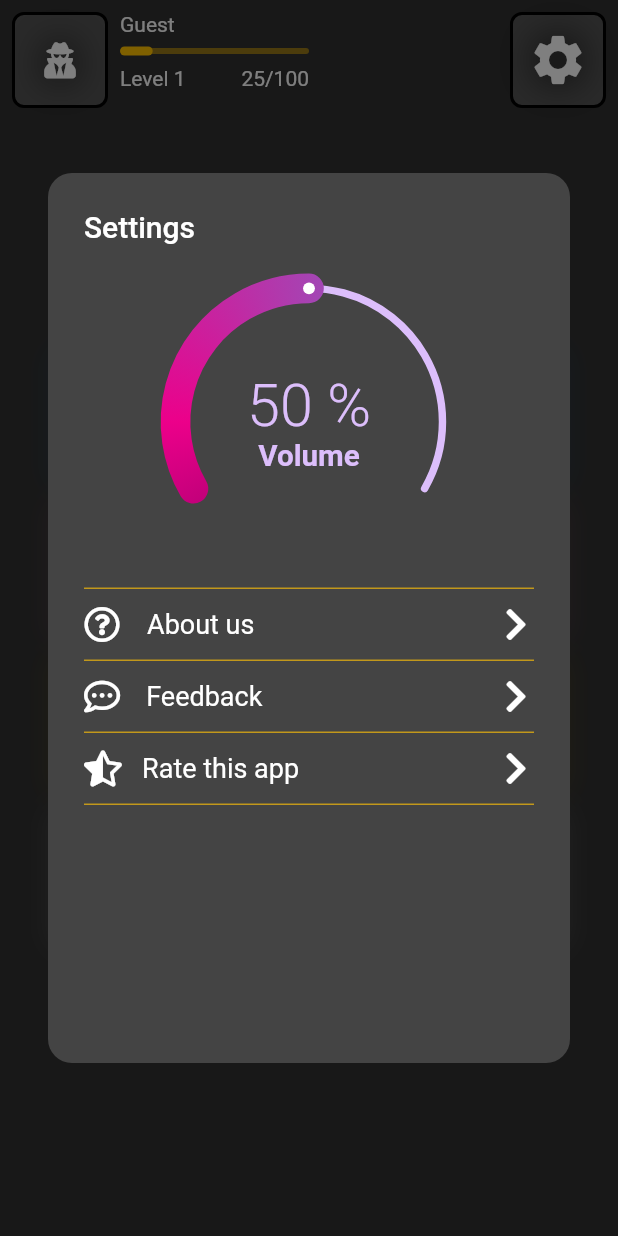
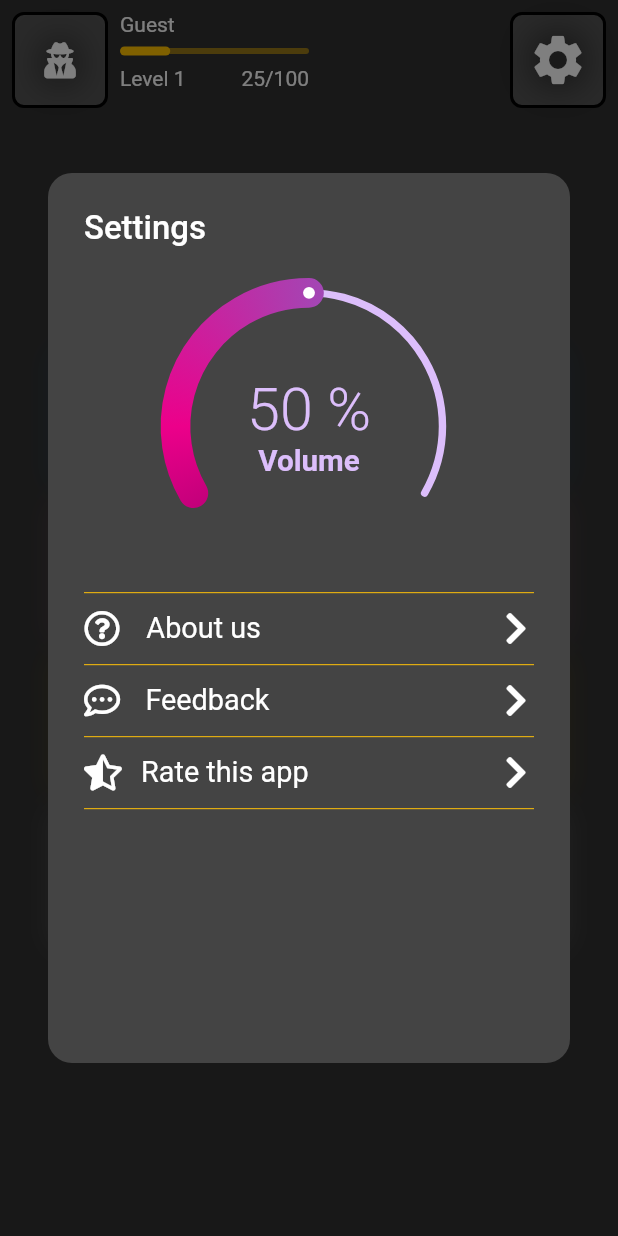
Before and after one commit to tolgasozbir/Invoker_Challenge, a Flutter app: the screen it shows after launch, after a tap on the "settings" icon, on a phone screen of 412 x 824 dp. Run offline on Flutter 3.47's test engine with Material 2 defaults, Android fonts, the phone set to English and light mode, and no system bars; drawn by our look-alikes of sleek_circular_slider; our stand-ins replace audioplayers, cloud_firestore, firebase_auth, firebase_core, font_awesome_flutter; accounts and stored records are empty; statements that could not run were skipped; project files that could hold a hidden picture were left out.

Commit message:
Minor changes

```diff
--- a/lib/constants/app_colors.dart
+++ b/lib/constants/app_colors.dart
@@ -1,9 +1,10 @@
-import 'package:flutter/cupertino.dart';
+import 'package:flutter/material.dart';
 
 class AppColors {
   static const Color quasColor = Color(0xFF2196F3);
   static const Color wexColor = Color(0xFFF48FB1);
   static const Color exortColor = Color(0xFFFFC107);
+  static const Color exitBtnColor = Colors.white70;
 
   static const Color correctCounterColor = Color(0xFF4CAF50);
   static const Color questionMarkColor = Color(0xFFFFD740);
--- a/lib/extensions/context_extension.dart
+++ b/lib/extensions/context_extension.dart
@@ -2,6 +2,7 @@ import 'package:flutter/material.dart';
 
 extension MediaQueryExtension on BuildContext {
   MediaQueryData get mediaQuery => MediaQuery.of(this);
+  ThemeData get theme => Theme.of(this);
 
   double get height => mediaQuery.size.height;
   double get width => mediaQuery.size.width;
--- a/lib/main.dart
+++ b/lib/main.dart
@@ -1,4 +1,4 @@
-import 'package:dota2_invoker/widgets/app_snackbar.dart';
+import 'widgets/app_snackbar.dart';
 import 'package:firebase_core/firebase_core.dart';
 import 'package:flutter/material.dart';
 import 'package:flutter/services.dart';
--- a/lib/screens/dashboard/challanger/challanger_view.dart
+++ b/lib/screens/dashboard/challanger/challanger_view.dart
@@ -43,7 +43,7 @@ class _ChallangerViewState extends State<ChallangerView> {
   Widget timerCounterWidget() {
     final timerValue = context.watch<GameProvider>().getTimeValue;
     return Card(
-      color: const Color(0xFF303030),
+      color: context.theme.scaffoldBackgroundColor,
       child: Stack(
         alignment: Alignment.center,
         children: [
--- a/lib/screens/dashboard/dashboard_view.dart
+++ b/lib/screens/dashboard/dashboard_view.dart
@@ -1,5 +1,5 @@
-import 'package:dota2_invoker/extensions/widget_extension.dart';
-import 'package:dota2_invoker/widgets/user_info.dart';
+import '../../extensions/widget_extension.dart';
+import '../../widgets/user_info.dart';
 import 'package:flutter/material.dart';
 import '../../constants/app_colors.dart';
 import '../../constants/app_strings.dart';
@@ -31,7 +31,7 @@ class DashboardView extends StatelessWidget {
                 const SettingsButton().wrapAlign(Alignment.topRight).wrapExpanded(),
               ],
             ).wrapExpanded(),
-            ...menuBtns(),
+            ...menuBtns,
             // ElevatedButton(
             //   onPressed: () {
             //     ScaffoldMessenger.of(context).removeCurrentSnackBar();
@@ -46,8 +46,7 @@ class DashboardView extends StatelessWidget {
     );
   }
 
-  List<Widget> menuBtns() {
-    return [
+  List<Widget> get menuBtns => [
     const MenuButton(
       fadeInDuration: Duration(milliseconds: 1000),
       color: AppColors.quasColor,
@@ -71,11 +70,10 @@ class DashboardView extends StatelessWidget {
     ),
     MenuButton.exit(
       fadeInDuration: const Duration(milliseconds: 2500),
-        color: Colors.white70,
+      color: AppColors.exitBtnColor,
       imagePath: Elements.invoke.getImage,
       title: AppStrings.quitGame,
     ),
   ];
-  }
 
 }
--- a/lib/screens/dashboard/settings/settings_view.dart
+++ b/lib/screens/dashboard/settings/settings_view.dart
@@ -1,4 +1,4 @@
-import 'package:dota2_invoker/constants/app_strings.dart';
+import '../../../constants/app_strings.dart';
 
 import '../../../extensions/context_extension.dart';
 import 'package:flutter/material.dart';
@@ -17,16 +17,19 @@ class SettingsView extends StatelessWidget {
           volumeSlider(size),
           divider(),
           menuItem(
+            context: context,
             leading: FontAwesomeIcons.questionCircle,
             text: AppStrings.aboutUs,
           ),
           divider(),
           menuItem(
+            context: context,
             leading: FontAwesomeIcons.commentDots,
             text: AppStrings.feedback,
           ),
           divider(),
           menuItem(
+            context: context,
             leading: FontAwesomeIcons.starHalfAlt,
             text: AppStrings.rateApp,
           ),
@@ -66,13 +69,13 @@ class SettingsView extends StatelessWidget {
     );
   }
 
-  Widget menuItem({required IconData leading, required String text}){
+  Widget menuItem({required BuildContext context, required IconData leading, required String text}){
     return Row(
       mainAxisAlignment: MainAxisAlignment.spaceBetween,
       children: [
         Icon(leading),
         const Spacer(),
-        Text(text, style: const TextStyle(fontSize: 18),),
+        Text(text, style: TextStyle(fontSize: context.sp(14)),),
         const Spacer(flex: 9,),
         const Icon(FontAwesomeIcons.chevronRight)
       ],
--- a/lib/screens/dashboard/training/training_view.dart
+++ b/lib/screens/dashboard/training/training_view.dart
@@ -1,10 +1,10 @@
-import '../../../extensions/context_extension.dart';
 import 'package:flutter/material.dart';
 import 'package:font_awesome_flutter/font_awesome_flutter.dart';
 import 'package:provider/provider.dart';
 
 import '../../../constants/app_colors.dart';
 import '../../../constants/app_strings.dart';
+import '../../../extensions/context_extension.dart';
 import '../../../providers/game_provider.dart';
 import '../../../widgets/game_ui_widget.dart';
 import '../../../widgets/spells_helper_widget.dart';
--- a/lib/screens/dashboard/with_timer/with_timer_view.dart
+++ b/lib/screens/dashboard/with_timer/with_timer_view.dart
@@ -45,7 +45,7 @@ class _WithTimerViewState extends State<WithTimerView> {
   Widget timerCounterWidget() {
     final countdownValue = context.watch<GameProvider>().getCountdownValue;
     return Card(
-      color: const Color(0xFF303030),
+      color: context.theme.scaffoldBackgroundColor,
       child: Stack(
         alignment: Alignment.center,
         children: [
--- a/lib/services/database/firestore_service.dart
+++ b/lib/services/database/firestore_service.dart
@@ -1,10 +1,11 @@
 import 'dart:developer';
 
 import 'package:cloud_firestore/cloud_firestore.dart';
+
+import '../../enums/database_table.dart';
+import '../../models/challenger_result.dart';
 import '../../models/timer_result.dart';
-import '../../models/challenger_result.dart';
 import 'IDatabaseService.dart';
-import '../../enums/database_table.dart';
 
 
 class FirestoreService implements IDatabaseService {
--- a/lib/widgets/beta_banner.dart
+++ b/lib/widgets/beta_banner.dart
@@ -1,4 +1,4 @@
-import 'package:dota2_invoker/constants/app_strings.dart';
+import '../constants/app_strings.dart';
 import 'package:flutter/material.dart';
 
 class BetaBanner extends StatelessWidget {
--- a/lib/widgets/custom_animated_dialog.dart
+++ b/lib/widgets/custom_animated_dialog.dart
@@ -28,7 +28,7 @@ class CustomAnimatedDialog {
                   children: [
                     Padding(
                       padding: const EdgeInsets.fromLTRB(24, 24, 24, 0),
-                      child: Text(title, style: const TextStyle(fontSize: 20, fontWeight: FontWeight.w500,),),
+                      child: Text(title, style: TextStyle(fontSize: navigatorKey.currentContext?.sp(16) ?? 20, fontWeight: FontWeight.w500,),),
                     ),
                     Expanded(
                       flex: 9,
--- a/lib/widgets/settings_button.dart
+++ b/lib/widgets/settings_button.dart
@@ -21,10 +21,7 @@ class _SettingsButtonState extends State<SettingsButton> with SingleTickerProvid
   final boxDecoration = BoxDecoration(
     color: AppColors.buttonSurfaceColor,
     borderRadius: BorderRadius.circular(8),
-    border: Border.all(
-      color: Colors.black,
-      width: 2,
-    ),
+    border: Border.all(width: 2),
   );
 
   @override
@@ -63,10 +60,7 @@ class _SettingsButtonState extends State<SettingsButton> with SingleTickerProvid
     Icons.settings,
     size: 40,
     shadows: [
-      Shadow(
-        color: Colors.black,
-        blurRadius: 32,
-      ),
+      Shadow(blurRadius: 32),
     ],
   );
 
--- a/lib/widgets/true_false_icon_widget.dart
+++ b/lib/widgets/true_false_icon_widget.dart
@@ -17,6 +17,8 @@ class TrueFalseIconWidget extends StatefulWidget {
 class TrueFalseWidgetState extends State<TrueFalseIconWidget> with TickerProviderStateMixin {
 
   final Duration _animDuration = const Duration(milliseconds: 600);
+  final trueIconColor = const Color(0xFF33CC33);
+  final falseIconColor = const Color(0xFFCC3333);
 
   Tween<double> _translateTween = Tween(
     begin: 56,
@@ -89,7 +91,7 @@ class TrueFalseWidgetState extends State<TrueFalseIconWidget> with TickerProvide
         opacity: type == IconType.True ? _animAlphaTrue.value : _animAlphaFalse.value,
         child: Icon(
           type == IconType.True ? FontAwesomeIcons.check : FontAwesomeIcons.times,
-          color: type == IconType.True ? const Color(0xFF33CC33) : const Color(0xFFCC3333),
+          color: type == IconType.True ? trueIconColor : falseIconColor,
         ),
       ),
     );
--- a/lib/widgets/user_info.dart
+++ b/lib/widgets/user_info.dart
@@ -1,4 +1,4 @@
-import 'package:dota2_invoker/extensions/widget_extension.dart';
+import '../extensions/widget_extension.dart';
 import 'package:flutter/material.dart';
 import 'package:font_awesome_flutter/font_awesome_flutter.dart';
 import '../constants/app_colors.dart';
@@ -43,10 +43,10 @@ class UserStatus extends StatelessWidget {
                 inactiveTrackColor: AppColors.expBarColor.withOpacity(0.5),
               ),
               child: Slider(
-                value: 32,
-                max: 150,
-                min: 10,
-                onChanged: (double value) {},
+                value: 25,
+                max: 100,
+                min: 0,
+                onChanged: (value) { },
               ),
             ).wrapPadding(const EdgeInsets.symmetric(vertical: 8)),
             Row(
```
Also changed, not shown: lib/widgets/game_ui_widget.dart (+5 -3 lines), lib/widgets/leaderboard_challanger.dart (+6 -5 lines), lib/widgets/leaderboard_with_timer.dart (+4 -3 lines), lib/widgets/result_dialog_content.dart (+12 -4 lines). Lines whose indentation alone changed are shown as unchanged.
